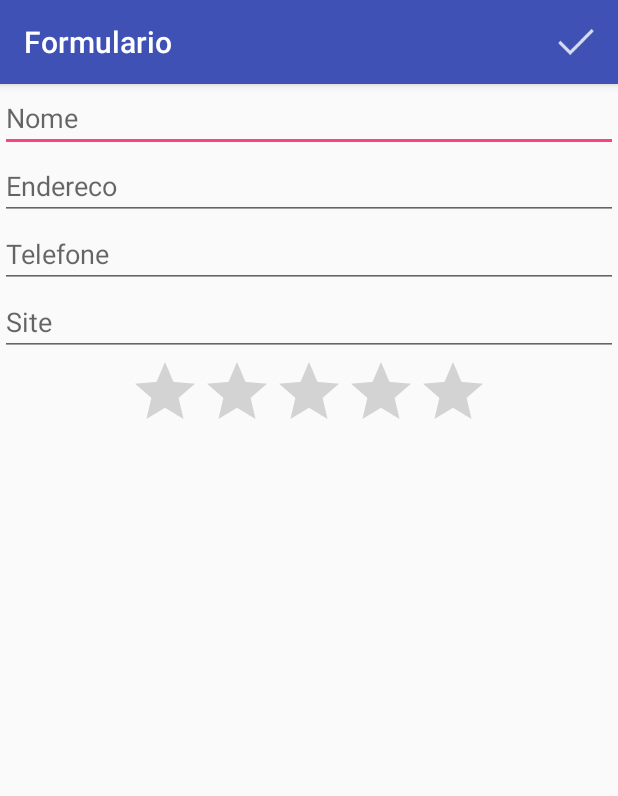
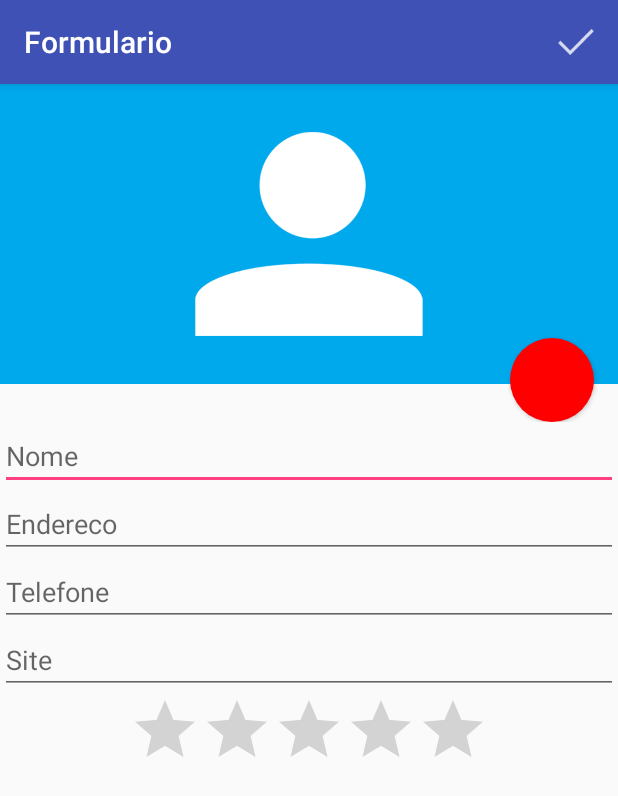
Before and after one commit to natanbrasil/agenda, an Android app: the FormularioActivity screen opened directly, with no data from a screen before it, on a phone screen of 412 x 824 dp. Shown: the top 796 px of the screen. Run offline under Robolectric (Android 15) with nearby library versions, the phone set to English and light mode, and no system bars.

Commit message:
creation icon câmera

```diff
--- a/app/src/main/res/layout/activity_formulario.xml
+++ b/app/src/main/res/layout/activity_formulario.xml
@@ -5,8 +5,28 @@
 
     <LinearLayout
         android:layout_width="match_parent"
-        android:layout_height="match_parent"
+        android:layout_height="300dp"
         android:orientation="vertical">
+
+        <RelativeLayout
+            android:layout_width="match_parent"
+            android:layout_height="225dp">
+
+            <ImageView
+                android:layout_width="match_parent"
+                android:layout_height="200dp"
+                android:src="@drawable/person"
+                android:background="#00A8EC" />
+
+            <Button
+                android:layout_width="56dp"
+                android:layout_height="56dp"
+                android:background="@drawable/fundo"
+                android:layout_alignParentBottom="true"
+                android:layout_alignParentRight="true"
+                android:layout_marginRight="16dp"/>
+
+        </RelativeLayout>
 
         <EditText
             android:hint="Nome"
```
Also changed, not shown: app/src/main/res/drawable/fundo._camera.xml (added, +14 -0 lines).
